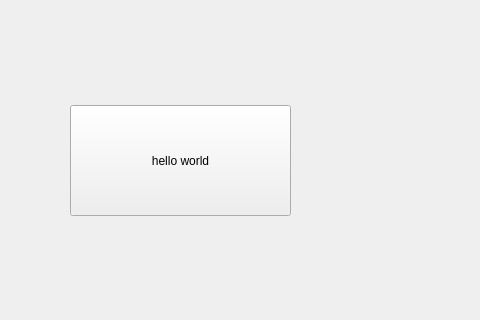
Above: imooc/basic/qt/HelloWorld/mainwindow.ui from slybootslion/c-exercise before the change; both pictures show x 0 to 480 and y 95 to 415 of the 800 by 600 pixel window. Below: the same form after it.
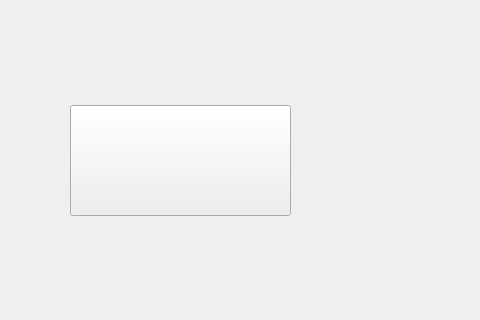
That is the form after the change.

Diff of the .ui file:
```diff
--- a/imooc/basic/qt/HelloWorld/mainwindow.ui
+++ b/imooc/basic/qt/HelloWorld/mainwindow.ui
@@ -24,7 +24,7 @@
      </rect>
     </property>
     <property name="text">
-     <string>hello world</string>
+     <string/>
     </property>
    </widget>
   </widget>
```
